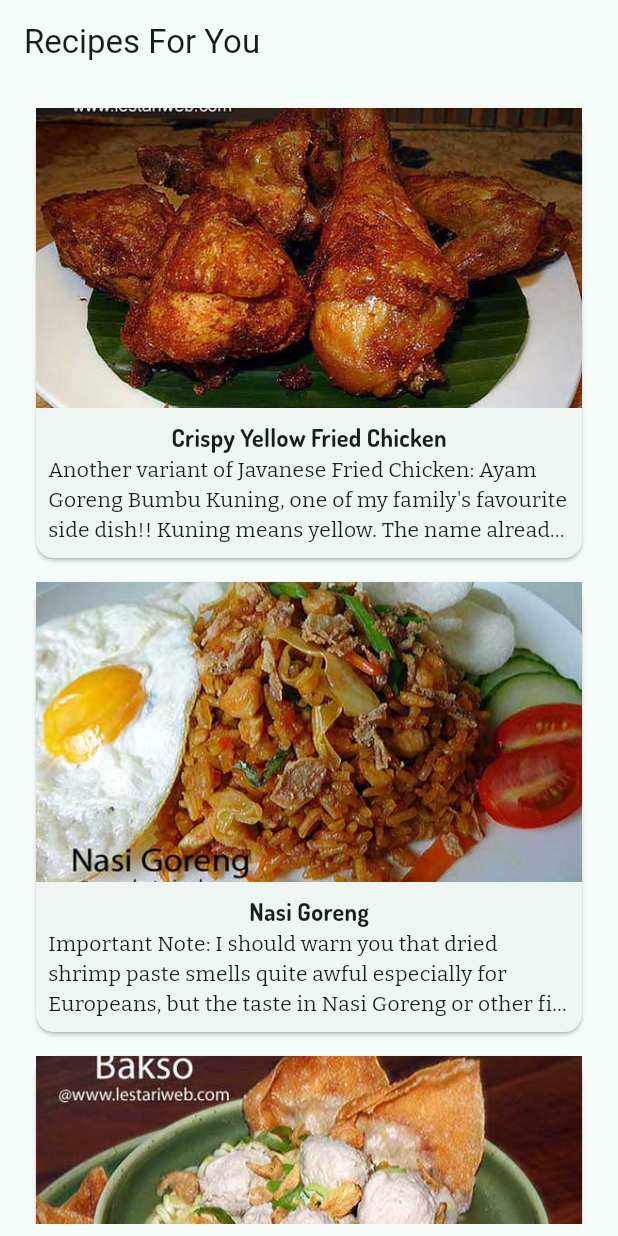
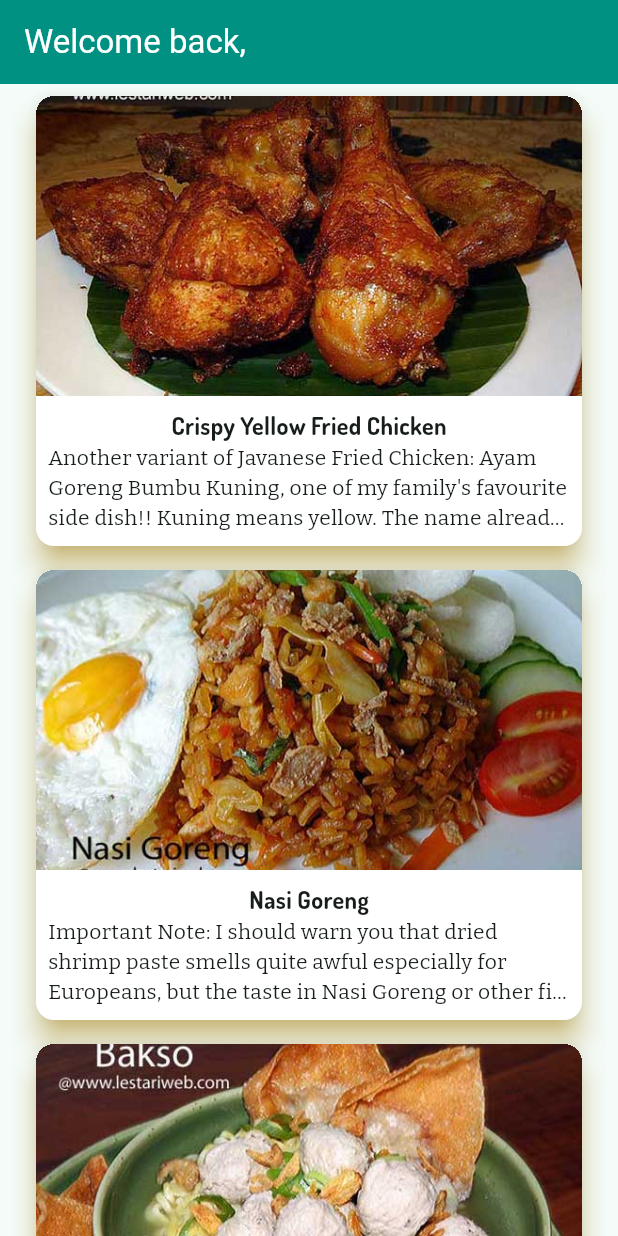
Before and after one commit to doandadr/foodie_goodie, a Flutter app: the HomeScreen screen opened directly with empty values, on a phone screen of 412 x 824 dp. Run offline on Flutter 3.47's test engine with Material 3 defaults, Android fonts, the phone set to English and light mode, and no system bars; project files that could hold a hidden picture were left out.

Commit message:
style: change home theming

```diff
--- a/lib/home.dart
+++ b/lib/home.dart
@@ -11,11 +11,14 @@ class HomeScreen extends StatelessWidget {
   Widget build(BuildContext context) {
     return Scaffold(
       appBar: AppBar(
-        title: const Text('Recipes For You'),
+        title: Text('Welcome back, $username'),
+        foregroundColor: Colors.white,
+        elevation: 8,
+        backgroundColor: Colors.teal,
       ),
       body: SafeArea(
         child: Padding(
-          padding: const EdgeInsets.all(8.0),
+          padding: const EdgeInsets.symmetric(horizontal: 8.0),
           child: ListView.builder(
             itemBuilder: (context, index) {
               if (index < recipeList.length) {
@@ -27,6 +30,10 @@ class HomeScreen extends StatelessWidget {
                     }));
                   },
                   child: Card(
+                    color: Colors.white,
+                    shadowColor: Colors.amber,
+                    clipBehavior: Clip.hardEdge,
+                    elevation: 8,
                     margin: EdgeInsets.symmetric(vertical: 8, horizontal: 16),
                     child: Container(
                       width: double.maxFinite,
```
